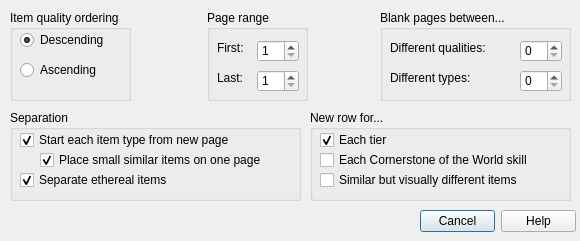
Above: stashsortingoptionsdialog.ui from kambala-decapitator/MedianXLOfflineTools before the change. Below: the same form after it.
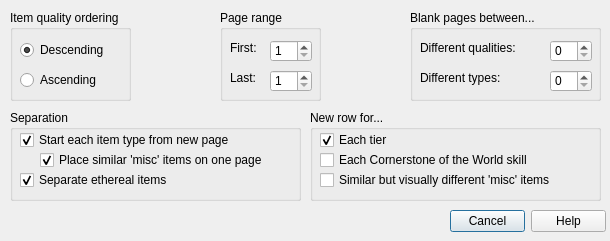
That is the form after the change.

Commit message: added handling of CotW and misc items sorting options

Diff of the .ui file:
```diff
--- a/stashsortingoptionsdialog.ui
+++ b/stashsortingoptionsdialog.ui
@@ -6,7 +6,7 @@
    <rect>
     <x>0</x>
     <y>0</y>
-    <width>580</width>
+    <width>610</width>
     <height>241</height>
    </rect>
   </property>
@@ -16,7 +16,7 @@
   <widget class="QDialogButtonBox" name="buttonBox">
    <property name="geometry">
     <rect>
-     <x>420</x>
+     <x>450</x>
      <y>210</y>
      <width>156</width>
      <height>23</height>
@@ -45,7 +45,7 @@
     <property name="geometry">
      <rect>
       <x>10</x>
-      <y>50</y>
+      <y>60</y>
       <width>91</width>
       <height>20</height>
      </rect>
@@ -61,7 +61,7 @@
     <property name="geometry">
      <rect>
       <x>10</x>
-      <y>20</y>
+      <y>30</y>
       <width>99</width>
       <height>20</height>
      </rect>
@@ -80,7 +80,7 @@
   <widget class="QGroupBox" name="pageRangeGroupBox">
    <property name="geometry">
     <rect>
-     <x>207</x>
+     <x>220</x>
      <y>10</y>
      <width>101</width>
      <height>91</height>
@@ -157,7 +157,7 @@
   <widget class="QGroupBox" name="blankPagesGroupBox">
    <property name="geometry">
     <rect>
-     <x>380</x>
+     <x>410</x>
      <y>10</y>
      <width>191</width>
      <height>91</height>
@@ -224,7 +224,7 @@
     <rect>
      <x>310</x>
      <y>110</y>
-     <width>261</width>
+     <width>291</width>
      <height>91</height>
     </rect>
    </property>
@@ -252,12 +252,12 @@
      <rect>
       <x>10</x>
       <y>60</y>
-      <width>241</width>
+      <width>280</width>
       <height>20</height>
      </rect>
     </property>
     <property name="text">
-     <string>Similar but visually different items</string>
+     <string>Similar but visually different 'misc' items</string>
     </property>
    </widget>
    <widget class="QCheckBox" name="newRowCotwCheckBox">
@@ -312,7 +312,7 @@
      </rect>
     </property>
     <property name="text">
-     <string>Place small similar items on one page</string>
+     <string>Place similar 'misc' items on one page</string>
     </property>
     <property name="checked">
      <bool>true</bool>
```
Left out of the diff: 8 changed lines with no effect on the pictures. The commit also changes 12 other files.
